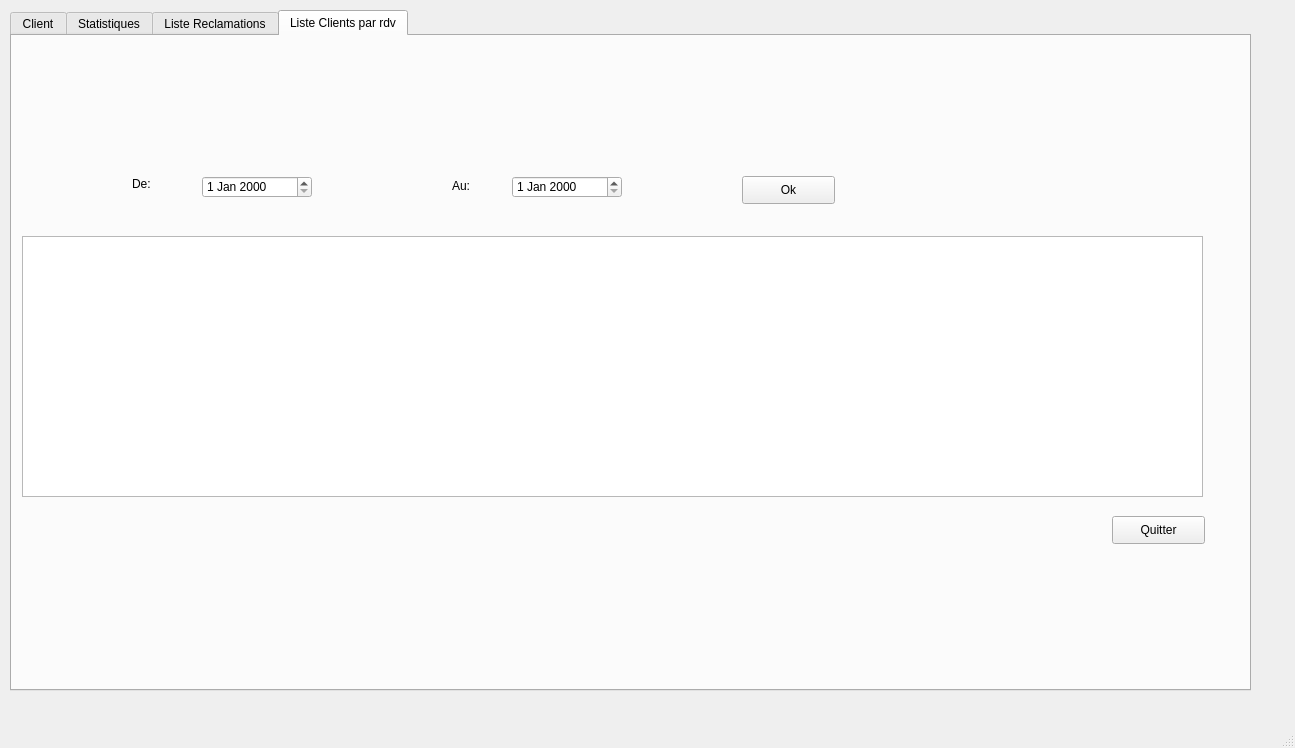
This is mainwindow.ui in sirineghribi/SMART_RECRUITING_2A17 as Qt 5 draws it before an edit. The edited form follows.
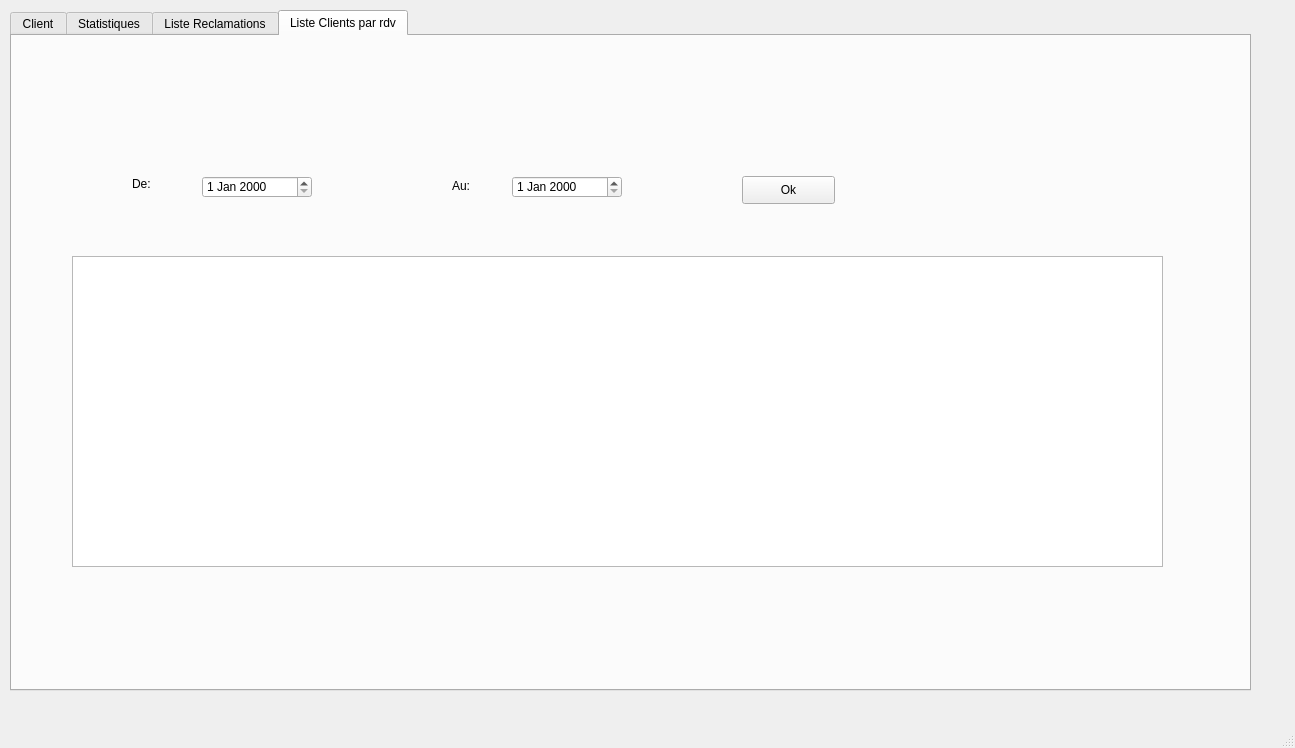
This is the edited form. The open tabs and pages were chosen to show the change. Icons and pictures are not drawn. Custom widgets are drawn as their Qt base class.

Patch:
```diff
--- a/mainwindow.ui
+++ b/mainwindow.ui
@@ -641,30 +641,7 @@
        </rect>
       </property>
      </widget>
-     <widget class="QListView" name="listView_2">
-      <property name="geometry">
-       <rect>
-        <x>10</x>
-        <y>200</y>
-        <width>1181</width>
-        <height>261</height>
-       </rect>
-      </property>
-     </widget>
-     <widget class="QPushButton" name="pushButton_20">
-      <property name="geometry">
-       <rect>
-        <x>1100</x>
-        <y>480</y>
-        <width>93</width>
-        <height>28</height>
-       </rect>
-      </property>
-      <property name="text">
-       <string>Quitter</string>
-      </property>
-     </widget>
-     <widget class="QPushButton" name="pushButton_21">
+     <widget class="QPushButton" name="ok2">
       <property name="geometry">
        <rect>
         <x>730</x>
@@ -677,6 +654,16 @@
        <string>Ok</string>
       </property>
      </widget>
+     <widget class="QTableView" name="tableView2">
+      <property name="geometry">
+       <rect>
+        <x>60</x>
+        <y>220</y>
+        <width>1091</width>
+        <height>311</height>
+       </rect>
+      </property>
+     </widget>
     </widget>
    </widget>
   </widget>
```
Left out of the diff: 37 changed lines with no effect on the pictures.
